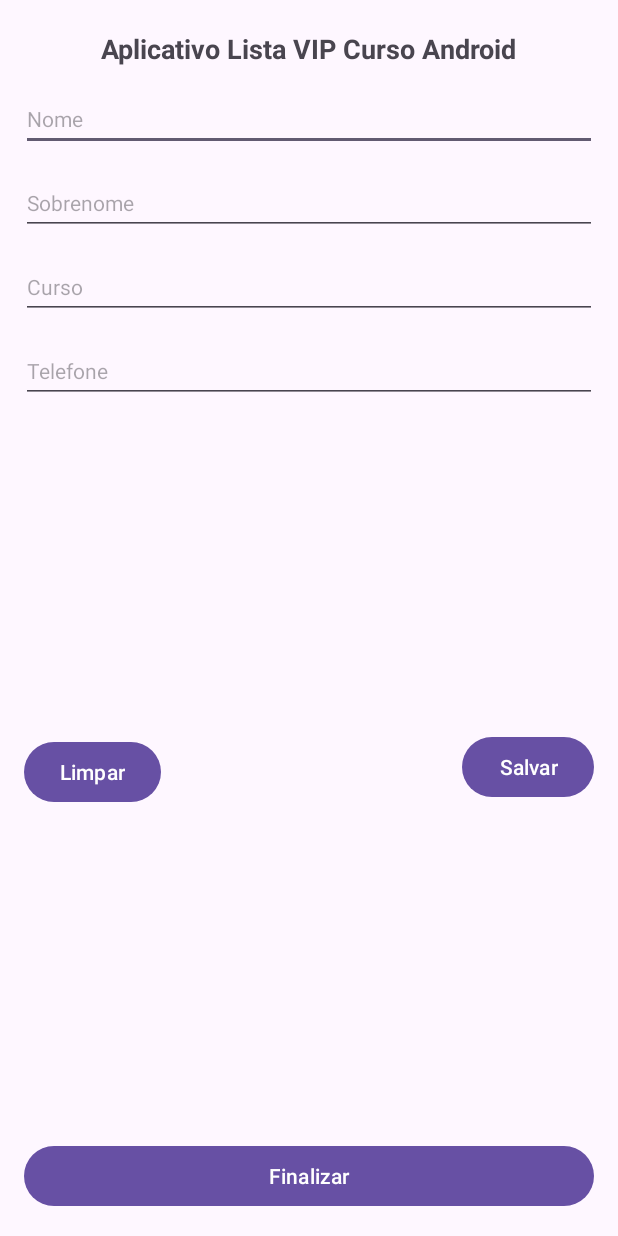
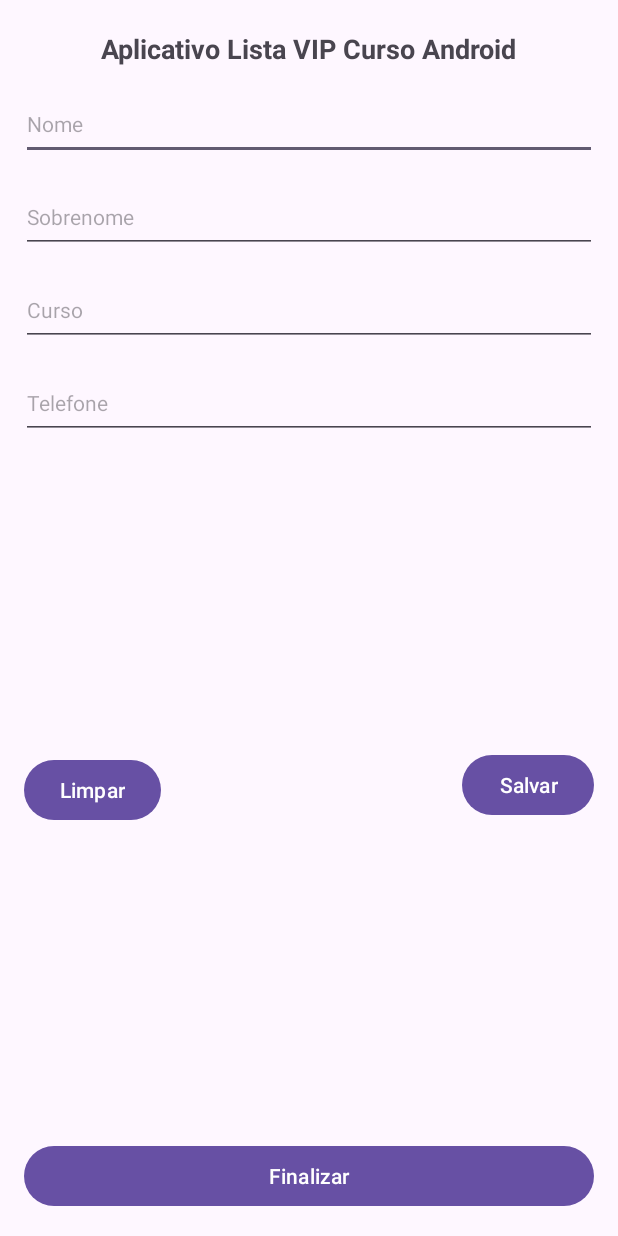
Before and after one commit to DevEderGularte/app-lista-curso-android, an Android app: the screen it shows after launch (MainActivity), on a phone screen of 412 x 824 dp. Run offline under Robolectric (Android 15) with nearby library versions, the phone set to English and light mode, and no system bars.

Commit message:
App Lista Curso Android atualização layout

```diff
--- a/app/src/main/res/layout/activity_main.xml
+++ b/app/src/main/res/layout/activity_main.xml
@@ -10,7 +10,7 @@
         android:id="@+id/appName"
         android:layout_width="wrap_content"
         android:layout_height="wrap_content"
-        android:text="Aplicativo Lista VIP Curso Android"
+        android:text="@string/txt_titulo"
         android:textSize="18sp"
         android:textStyle="bold"
         app:layout_constraintBottom_toBottomOf="parent"
@@ -21,52 +21,56 @@
         app:layout_constraintVertical_bias="0.025" />
 
     <EditText
-        android:id="@+id/firstName"
+        android:id="@+id/nome"
         android:layout_width="match_parent"
-        android:layout_height="42dp"
+        android:layout_height="48dp"
         android:layout_margin="14dp"
         android:ems="10"
-        android:hint="Nome"
+        android:hint="@string/txt_hint_edit_nome"
         android:inputType="text"
         android:textSize="14sp"
         app:layout_constraintEnd_toEndOf="parent"
-        app:layout_constraintTop_toBottomOf="@+id/appName" />
+        app:layout_constraintTop_toBottomOf="@+id/appName"
+        tools:ignore="Autofill" />
 
     <EditText
-        android:id="@+id/lastName"
+        android:id="@+id/sobrenome"
         android:layout_width="match_parent"
-        android:layout_height="42dp"
+        android:layout_height="48dp"
         android:layout_margin="14dp"
         android:ems="10"
-        android:hint="Sobrenome"
+        android:hint="@string/txt_hint_edit_sobrenome"
         android:inputType="text"
         android:textSize="14sp"
         app:layout_constraintEnd_toEndOf="parent"
-        app:layout_constraintTop_toBottomOf="@+id/firstName" />
+        app:layout_constraintTop_toBottomOf="@+id/nome"
+        tools:ignore="Autofill" />
 
     <EditText
-        android:id="@+id/courseName"
+        android:id="@+id/curso"
         android:layout_width="match_parent"
-        android:layout_height="42dp"
+        android:layout_height="48dp"
         android:layout_margin="14dp"
         android:ems="10"
-        android:hint="Curso"
+        android:hint="@string/txt_hint_edit_curso"
         android:inputType="text"
         android:textSize="14sp"
         app:layout_constraintEnd_toEndOf="parent"
-        app:layout_constraintTop_toBottomOf="@+id/lastName" />
+        app:layout_constraintTop_toBottomOf="@+id/sobrenome"
+        tools:ignore="Autofill" />
 
     <EditText
-        android:id="@+id/phoneNumber"
+        android:id="@+id/telefone"
         android:layout_width="match_parent"
-        android:layout_height="42dp"
+        android:layout_height="48dp"
         android:layout_margin="14dp"
         android:ems="10"
-        android:hint="Telefone"
+        android:hint="@string/txt_hint_edit_telefone"
         android:inputType="text"
         android:textSize="14sp"
         app:layout_constraintEnd_toEndOf="parent"
-        app:layout_constraintTop_toBottomOf="@+id/courseName" />
+        app:layout_constraintTop_toBottomOf="@+id/curso"
+        tools:ignore="Autofill" />
 
     <Button
         android:id="@+id/buttonLimpar"
@@ -76,10 +80,10 @@
         android:layout_marginHorizontal="16dp"
         android:layout_marginTop="36dp"
         android:layout_marginBottom="36dp"
-        android:text="Limpar"
+        android:text="@string/btn_clear"
         app:layout_constraintBottom_toTopOf="@+id/buttonFinalizar"
         app:layout_constraintStart_toStartOf="parent"
-        app:layout_constraintTop_toBottomOf="@+id/phoneNumber" />
+        app:layout_constraintTop_toBottomOf="@+id/telefone" />
 
     <Button
         android:id="@+id/buttonSalvar"
@@ -88,10 +92,10 @@
         android:layout_margin="16dp"
         android:layout_marginHorizontal="16dp"
         android:layout_marginEnd="36dp"
-        android:text="Salvar"
+        android:text="@string/btn_save"
         app:layout_constraintBottom_toTopOf="@+id/buttonFinalizar"
         app:layout_constraintEnd_toEndOf="parent"
-        app:layout_constraintTop_toBottomOf="@+id/phoneNumber"
+        app:layout_constraintTop_toBottomOf="@+id/telefone"
         app:layout_constraintVertical_bias="0.493" />
 
     <Button
@@ -99,7 +103,7 @@
         android:layout_width="match_parent"
         android:layout_height="wrap_content"
         android:layout_margin="16dp"
-        android:text="Finalizar"
+        android:text="@string/btn_end"
         app:layout_constraintBottom_toBottomOf="parent"
         app:layout_constraintVertical_bias="1.0"
         tools:layout_editor_absoluteX="16dp" />
--- a/app/src/main/res/values/strings.xml
+++ b/app/src/main/res/values/strings.xml
@@ -1,3 +1,11 @@
 <resources>
     <string name="app_name">AppListaCurso</string>
+    <string name="txt_titulo">Aplicativo Lista VIP Curso Android</string>
+    <string name="txt_hint_edit_nome">Nome</string>
+    <string name="txt_hint_edit_sobrenome">Sobrenome</string>
+    <string name="txt_hint_edit_curso">Curso</string>
+    <string name="txt_hint_edit_telefone">Telefone</string>
+    <string name="btn_clear">Limpar</string>
+    <string name="btn_save">Salvar</string>
+    <string name="btn_end">Finalizar</string>
 </resources>
```
